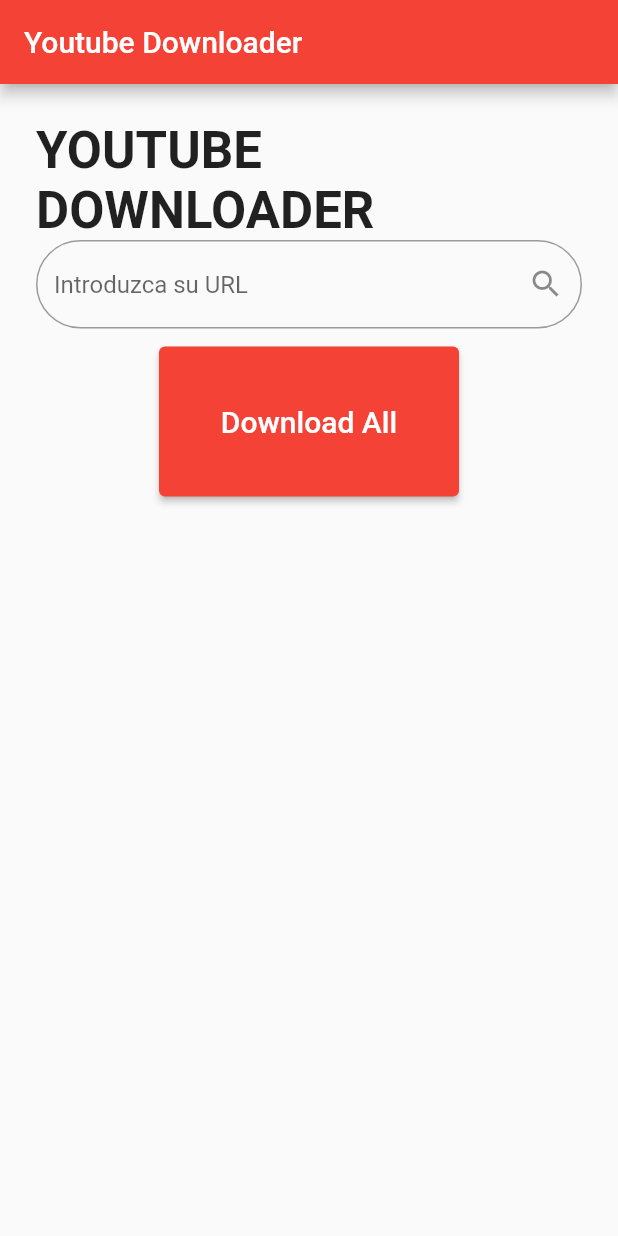
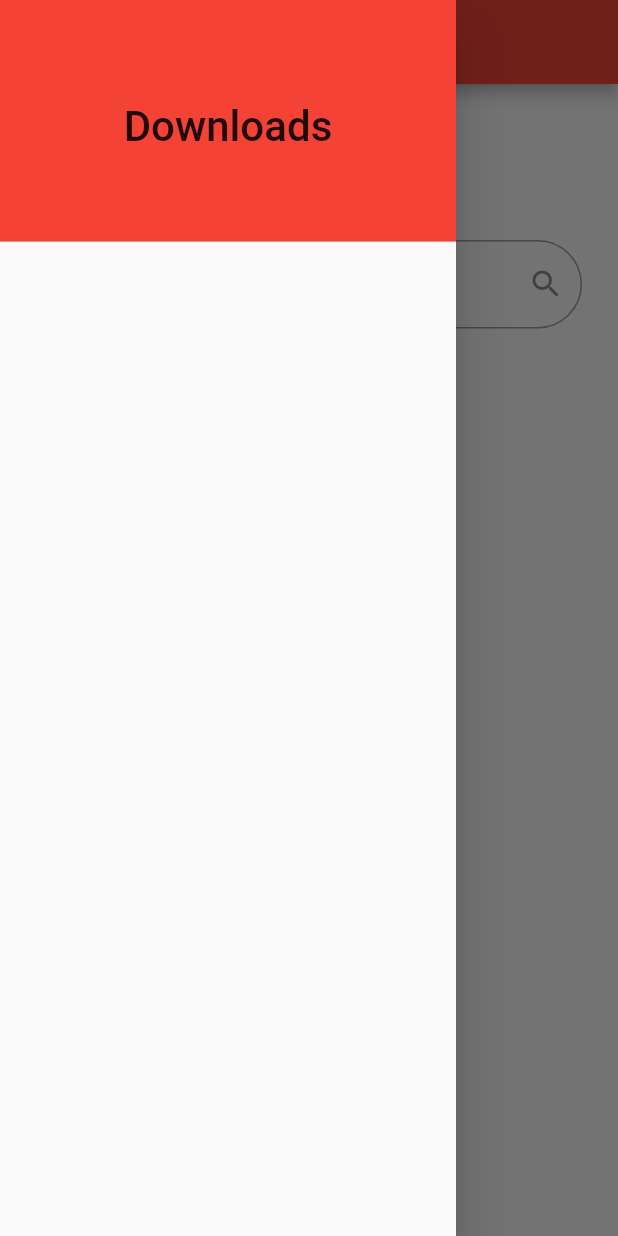
Before and after one commit to rubensysoecho/youtube_downloader, a Flutter app: the screen it shows after launch, with the side drawer open (before the commit the screen has no drawer), on a phone screen of 412 x 824 dp. Run offline on Flutter 3.47's test engine with Material 2 defaults, Android fonts, the light colour scheme and no system bars; our stand-ins replace file_picker; missing offline and left inert: youtube_explode_dart.

Commit message:
saved progress

```diff
--- /dev/null
+++ b/lib/widgets/DownloadsDrawer.dart
@@ -0,0 +1,49 @@
+// ignore_for_file: prefer_const_constructors, prefer_const_literals_to_create_immutables
+
+import 'package:flutter/material.dart';
+import 'package:youtube_explode_dart/youtube_explode_dart.dart';
+
+class DownloadsDrawer extends StatefulWidget {
+  DownloadsDrawer({required this.listaVideosEnDescarga});
+
+  List<Video> listaVideosEnDescarga;
+
+  @override
+  State<DownloadsDrawer> createState() => _DownloadsDrawerState();
+}
+
+class _DownloadsDrawerState extends State<DownloadsDrawer> {
+  @override
+  Widget build(BuildContext context) {
+      return Drawer(
+        child: Column(
+          children: [
+            DrawerHeader(
+              decoration: BoxDecoration(color: Colors.red),
+              child: Center(
+                child: Text(
+                  'Downloads',
+                  style: TextStyle(fontSize: 28),
+                ),
+              ),
+            ),
+
+              ListView.builder(
+                shrinkWrap: true,
+                itemCount: widget.listaVideosEnDescarga.length,
+                itemBuilder: (context, index) {
+                  Video v = widget.listaVideosEnDescarga[index];
+
+                  return ListTile(
+                    //leading: Image(
+                    //  image: NetworkImage(v.thumbnails.highResUrl),
+                    //),
+                    trailing: Icon(Icons.abc)
+                  );
+                },
+              ),
+          ],
+        ),
+      );
+    }
+}
```
Also changed, not shown: lib/pages/first_page.dart (+103 -21 lines).
